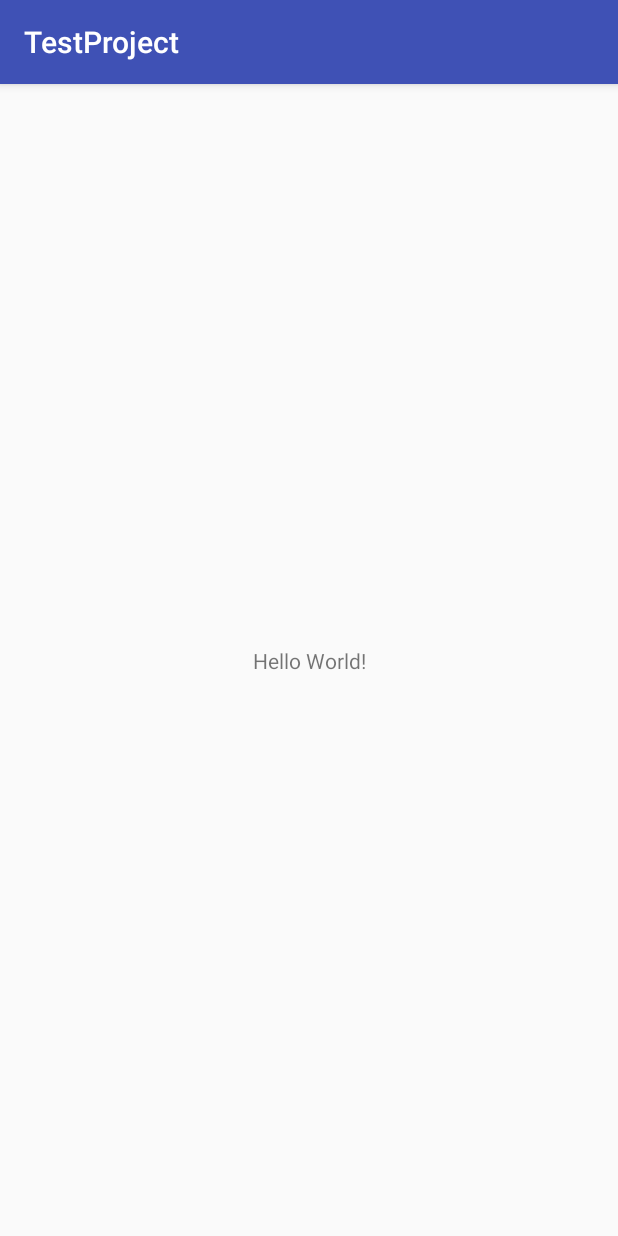
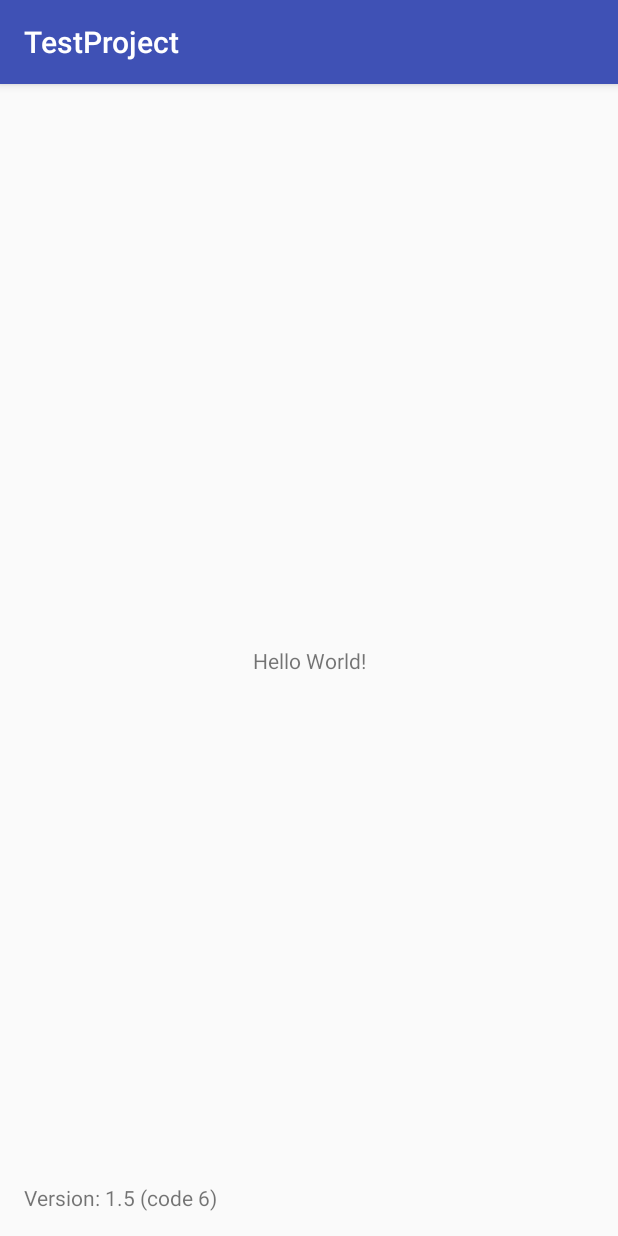
Before and after one commit to pencelab/TestProject, an Android app: the screen it shows after launch (MainActivity), on a phone screen of 412 x 824 dp. Run offline under Robolectric (Android 15) with nearby library versions, the phone set to English and light mode, and no system bars.

Commit message:
Testing Jenkins

```diff
--- a/app/build.gradle
+++ b/app/build.gradle
@@ -18,8 +18,8 @@ android {
         applicationId "com.pencelab.testproject"
         minSdkVersion 21
         targetSdkVersion 27
-        versionCode 5
-        versionName "1.4"
+        versionCode 6
+        versionName "1.5"
         testInstrumentationRunner "android.support.test.runner.AndroidJUnitRunner"
     }
     buildTypes {
--- a/app/src/main/java/com/pencelab/testproject/MainActivity.kt
+++ b/app/src/main/java/com/pencelab/testproject/MainActivity.kt
@@ -2,11 +2,21 @@ package com.pencelab.testproject
 
 import android.support.v7.app.AppCompatActivity
 import android.os.Bundle
+import kotlinx.android.synthetic.main.activity_main.*
 
 class MainActivity : AppCompatActivity() {
 
     override fun onCreate(savedInstanceState: Bundle?) {
         super.onCreate(savedInstanceState)
         setContentView(R.layout.activity_main)
+
+        textViewVersion.setText(this.getApplicationVersion())
+    }
+
+    fun getApplicationVersion() : String {
+        val versionCode = BuildConfig.VERSION_CODE
+        val versionName = BuildConfig.VERSION_NAME
+
+        return "Version: $versionName (code $versionCode)"
     }
 }
--- a/app/src/main/res/layout/activity_main.xml
+++ b/app/src/main/res/layout/activity_main.xml
@@ -15,4 +15,14 @@
         app:layout_constraintRight_toRightOf="parent"
         app:layout_constraintTop_toTopOf="parent" />
 
+    <TextView
+        android:id="@+id/textViewVersion"
+        android:layout_width="wrap_content"
+        android:layout_height="wrap_content"
+        android:layout_marginBottom="16dp"
+        android:layout_marginStart="16dp"
+        android:text="TextView"
+        app:layout_constraintBottom_toBottomOf="parent"
+        app:layout_constraintStart_toStartOf="parent" />
+
 </android.support.constraint.ConstraintLayout>
```
